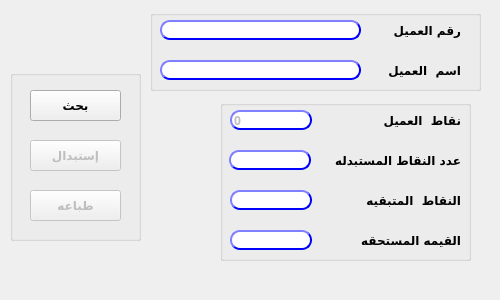
Old version of the form presentation/loyalty_ui/redeemVoucher.ui in the repository shymaa123456/HyperPOS2020.
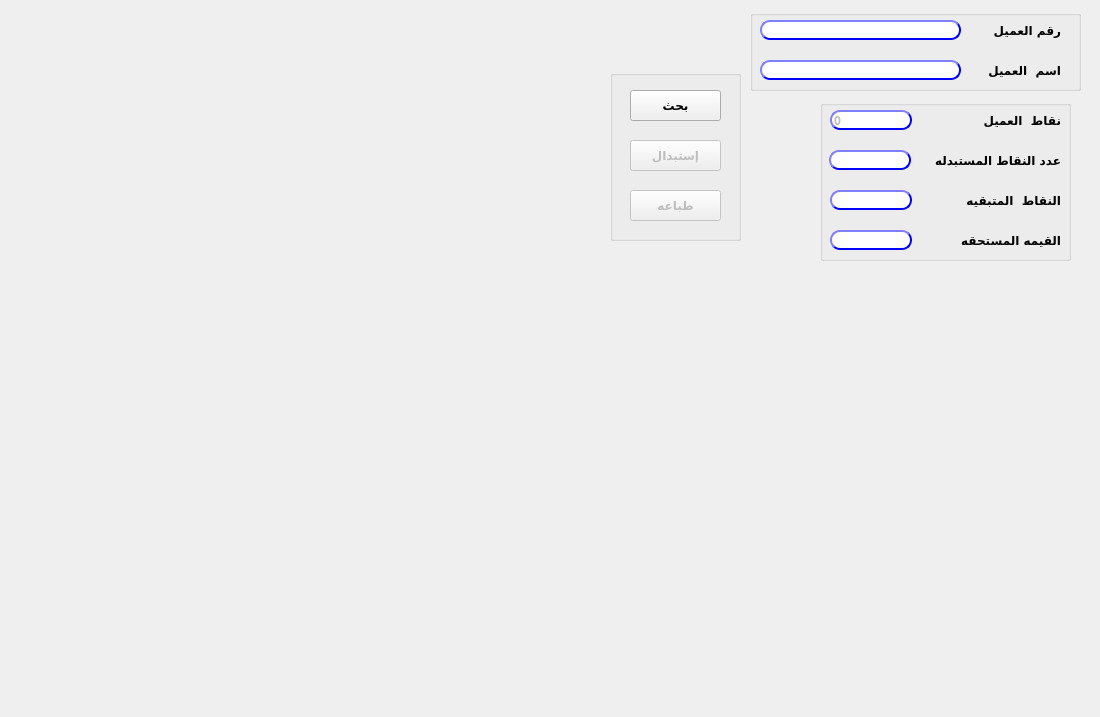
New version of the form.

Patch:
```diff
--- a/presentation/loyalty_ui/redeemVoucher.ui
+++ b/presentation/loyalty_ui/redeemVoucher.ui
@@ -6,20 +6,20 @@
    <rect>
     <x>0</x>
     <y>0</y>
-    <width>500</width>
-    <height>300</height>
+    <width>1100</width>
+    <height>717</height>
    </rect>
   </property>
   <property name="minimumSize">
    <size>
-    <width>500</width>
-    <height>300</height>
+    <width>1100</width>
+    <height>717</height>
    </size>
   </property>
   <property name="maximumSize">
    <size>
-    <width>500</width>
-    <height>300</height>
+    <width>1100</width>
+    <height>717</height>
    </size>
   </property>
   <property name="windowTitle">
@@ -28,7 +28,7 @@
   <widget class="QGroupBox" name="groupBox">
    <property name="geometry">
     <rect>
-     <x>150</x>
+     <x>750</x>
      <y>10</y>
      <width>331</width>
      <height>81</height>
@@ -170,7 +170,7 @@
   <widget class="QGroupBox" name="groupBox_2">
    <property name="geometry">
     <rect>
-     <x>220</x>
+     <x>820</x>
      <y>100</y>
      <width>251</width>
      <height>161</height>
@@ -459,7 +459,7 @@
   <widget class="QGroupBox" name="groupBox_3">
    <property name="geometry">
     <rect>
-     <x>10</x>
+     <x>610</x>
      <y>70</y>
      <width>131</width>
      <height>171</height>
```
